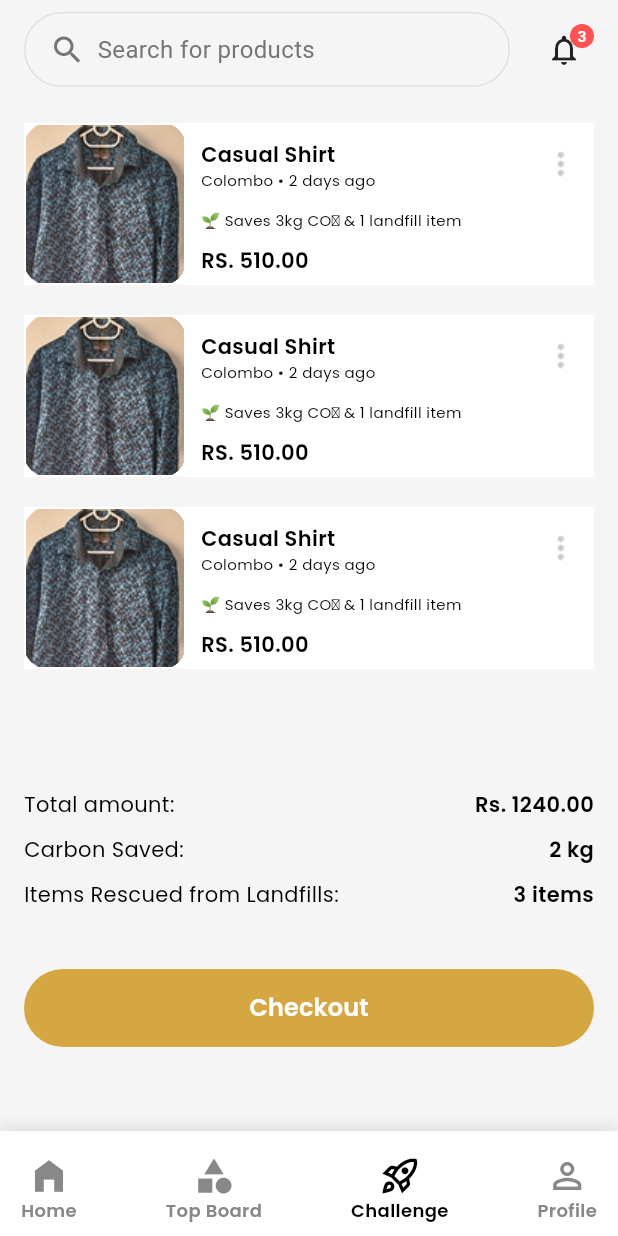
After one commit to HasithFernando/MAD-Project, a Flutter app: the Cart screen opened directly, on a phone screen of 412 x 824 dp. The commit adds this screen. Run offline on Flutter 3.47's test engine with Material 3 defaults, Android fonts, the phone set to English and light mode, and no system bars; our stand-ins replace device_preview, firebase_core, google_fonts; accounts and stored records are empty.

Commit message:
cart page create

```diff
--- /dev/null
+++ b/lib/pages/cart.dart
@@ -0,0 +1,178 @@
+import 'package:flutter/material.dart';
+import 'package:thriftale/utils/appColors.dart';
+import 'package:thriftale/utils/lable_texts.dart';
+import 'package:thriftale/utils/paragraph_texts.dart';
+import 'package:thriftale/widgets/Search_Notification_Widget.dart';
+import 'package:thriftale/widgets/custom_button.dart';
+import 'package:thriftale/widgets/custom_product_tile.dart';
+import 'package:thriftale/widgets/custom_text.dart';
+import 'package:thriftale/widgets/dashboard_tile.dart';
+import 'package:thriftale/widgets/newBottomBar.dart';
+
+class Cart extends StatefulWidget {
+  const Cart({super.key});
+
+  @override
+  State<Cart> createState() => _CartState();
+}
+
+class _CartState extends State<Cart> {
+  @override
+  Widget build(BuildContext context) {
+    return Scaffold(
+      backgroundColor: const Color.fromARGB(255, 246, 245, 245),
+      body: SafeArea(
+        child: Column(
+          children: [
+            SearchNotificationWidget(
+              placeholder: "Search for products",
+              notificationCount: 3, // Set your notification count here
+              onSearchTap: () {
+                // Navigate to search screen or show search dialog
+                print('Search tapped');
+              },
+              onNotificationTap: () {
+                // Navigate to notifications screen
+                print('Notification tapped');
+              },
+            ),
+            Expanded(
+              child: SingleChildScrollView(
+                padding: const EdgeInsets.all(16.0),
+                child: Column(
+                  children: [
+                    CustomProductTile(
+                      title: 'Casual Shirt',
+                      location: 'Colombo',
+                      timeAgo: '2 days ago',
+                      sustainabilityText: '🌱 Saves 3kg CO₂ & 1 landfill item',
+                      price: 'RS. 510.00',
+                      productImage: 'assets/images/tshirt.png',
+                      iconImage: 'assets/images/icon.png',
+                      onTap: () {
+                        // Handle tap action
+                        print('Product card tapped');
+                      },
+                    ),
+                    SizedBox(
+                      height: 20,
+                    ),
+                    CustomProductTile(
+                      title: 'Casual Shirt',
+                      location: 'Colombo',
+                      timeAgo: '2 days ago',
+                      sustainabilityText: '🌱 Saves 3kg CO₂ & 1 landfill item',
+                      price: 'RS. 510.00',
+                      productImage: 'assets/images/tshirt.png',
+                      iconImage: 'assets/images/icon.png',
+                      onTap: () {
+                        // Handle tap action
+                        print('Product card tapped');
+                      },
+                    ),
+                    SizedBox(
+                      height: 20,
+                    ),
+                    CustomProductTile(
+                      title: 'Casual Shirt',
+                      location: 'Colombo',
+                      timeAgo: '2 days ago',
+                      sustainabilityText: '🌱 Saves 3kg CO₂ & 1 landfill item',
+                      price: 'RS. 510.00',
+                      productImage: 'assets/images/tshirt.png',
+                      iconImage: 'assets/images/icon.png',
+                      onTap: () {
+                        // Handle tap action
+                        print('Product card tapped');
+                      },
+                    ),
+                    SizedBox(
+                      height: 80,
+                    ),
+                    Row(
+                      mainAxisAlignment: MainAxisAlignment.spaceBetween,
+                      children: [
+                        CustomText(
+                            text: 'Total amount:',
+                            color: AppColors.black,
+                            fontSize: ParagraphTexts.normalParagraph,
+                            fontWeight: FontWeight.normal),
+                        CustomText(
+                            text: 'Rs. 1240.00',
+                            color: AppColors.black,
+                            fontSize: ParagraphTexts.normalParagraph,
+                            fontWeight: FontWeight.w600),
+                      ],
+                    ),
+                    SizedBox(
+                      height: 10,
+                    ),
+                    Row(
+                      mainAxisAlignment: MainAxisAlignment.spaceBetween,
+                      children: [
+                        CustomText(
+                            text: 'Carbon Saved:',
+                            color: AppColors.black,
+                            fontSize: ParagraphTexts.normalParagraph,
+                            fontWeight: FontWeight.normal),
+                        CustomText(
+                            text: ' 2 kg',
+                            color: AppColors.black,
+                            fontSize: ParagraphTexts.normalParagraph,
+                            fontWeight: FontWeight.w600),
+                      ],
+                    ),
+                    SizedBox(
+                      height: 10,
+                    ),
+                    Row(
+                      mainAxisAlignment: MainAxisAlignment.spaceBetween,
+                      children: [
+                        CustomText(
+                            text: 'Items Rescued from Landfills: ',
+                            color: AppColors.black,
+                            fontSize: ParagraphTexts.normalParagraph,
+                            fontWeight: FontWeight.normal),
+                        CustomText(
+                            text: ' 3 items',
+                            color: AppColors.black,
+                            fontSize: ParagraphTexts.normalParagraph,
+                            fontWeight: FontWeight.w600),
+                      ],
+                    ),
+                    SizedBox(
+                      height: 40,
+                    ),
+                    CustomButton(
+                        text: 'Checkout',
+                        backgroundColor:
+                            const Color.fromARGB(255, 213, 167, 66),
+                        textColor: AppColors.white,
+                        textWeight: FontWeight.w600,
+                        textSize: ParagraphTexts.textFieldLable,
+                        width: double.infinity,
+                        height: 52,
+                        borderRadius: 50,
+                        onPressed: () {}),
+                    // Add some bottom padding to account for the bottom navigation
+                    SizedBox(height: 20),
+                  ],
+                ),
+              ),
+            ),
+          ],
+        ),
+      ),
+      bottomNavigationBar: Container(
+        height: 70,
+        alignment: Alignment.center,
+        child: NewBottomBar(
+          c1: AppColors.lightGray,
+          c2: AppColors.lightGray,
+          c3: AppColors.black,
+          c4: AppColors.lightGray,
+        ),
+      ),
+    );
+  }
+}
--- a/lib/pages/profile.dart
+++ b/lib/pages/profile.dart
@@ -255,7 +255,7 @@ class _ProfileState extends State<Profile> {
         height: 70,
         alignment: Alignment.center,
         child: NewBottomBar(
-          c1: AppColors.black,
+          c1: AppColors.lightGray,
           c2: AppColors.lightGray,
           c3: AppColors.lightGray,
           c4: AppColors.black,
--- /dev/null
+++ b/lib/widgets/custom_product_tile.dart
@@ -0,0 +1,107 @@
+import 'package:flutter/material.dart';
+import 'package:thriftale/utils/appColors.dart';
+import 'package:thriftale/utils/paragraph_texts.dart';
+import 'package:thriftale/widgets/custom_text.dart';
+
+class CustomProductTile extends StatelessWidget {
+  final String title;
+  final String location;
+  final String timeAgo;
+  final String sustainabilityText;
+  final String price;
+  final String productImage;
+  final String iconImage;
+  final VoidCallback onTap;
+
+  const CustomProductTile({
+    Key? key,
+    required this.title,
+    required this.location,
+    required this.timeAgo,
+    required this.sustainabilityText,
+    required this.price,
+    required this.productImage,
+    required this.iconImage,
+    required this.onTap,
+  }) : super(key: key);
+
+  @override
+  Widget build(BuildContext context) {
+    return InkWell(
+      onTap: onTap,
+      child: Container(
+        color: AppColors.white,
+        width: double.infinity,
+        child: Row(
+          children: [
+            Container(
+              width: 108,
+              height: 108,
+              decoration: BoxDecoration(
+                borderRadius: BorderRadius.circular(16),
+              ),
+              child: ClipRRect(
+                borderRadius: BorderRadius.circular(16),
+                child: Image.asset(productImage),
+              ),
+            ),
+            SizedBox(width: 10),
+            Expanded(
+              child: Column(
+                children: [
+                  Row(
+                    mainAxisAlignment: MainAxisAlignment.spaceBetween,
+                    children: [
+                      Column(
+                        crossAxisAlignment: CrossAxisAlignment.start,
+                        children: [
+                          CustomText(
+                            text: title,
+                            color: AppColors.black,
+                            fontSize: ParagraphTexts.normalParagraph,
+                            fontWeight: FontWeight.w600,
+                          ),
+                          CustomText(
+                            text: '$location • $timeAgo',
+                            color: AppColors.black,
+                            fontSize: ParagraphTexts.smallText,
+                            fontWeight: FontWeight.normal,
+                          ),
+                        ],
+                      ),
+                      Image.asset(iconImage),
+                    ],
+                  ),
+                  SizedBox(height: 8),
+                  Row(
+                    mainAxisAlignment: MainAxisAlignment.spaceBetween,
+                    children: [
+                      Column(
+                        crossAxisAlignment: CrossAxisAlignment.start,
+                        children: [
+                          CustomText(
+                            text: sustainabilityText,
+                            color: AppColors.black,
+                            fontSize: ParagraphTexts.smallText,
+                            fontWeight: FontWeight.normal,
+                          ),
+                          SizedBox(height: 10),
+                          CustomText(
+                            text: price,
+                            color: AppColors.black,
+                            fontSize: ParagraphTexts.normalParagraph,
+                            fontWeight: FontWeight.w600,
+                          ),
+                        ],
+                      ),
+                    ],
+                  ),
+                ],
+              ),
+            ),
+          ],
+        ),
+      ),
+    );
+  }
+}
--- a/lib/widgets/newBottomBar.dart
+++ b/lib/widgets/newBottomBar.dart
@@ -1,4 +1,5 @@
 import 'package:flutter/material.dart';
+import 'package:thriftale/pages/cart.dart';
 import 'package:thriftale/pages/categories_page.dart';
 import 'package:thriftale/pages/dashboard.dart';
 import 'package:thriftale/pages/home.dart';
@@ -108,7 +109,7 @@ class _NewBottomBarState extends State<NewBottomBar> {
                   ),
                   GestureDetector(
                     onTap: () {
-                      NavigationUtils.navBarNavigation(context, Dashboard());
+                      NavigationUtils.navBarNavigation(context, Cart());
                     },
                     child: Container(
                       color: Colors.transparent,
```
Also changed, not shown: assets/images/icon.png (added), assets/images/tshirt.png (added).
